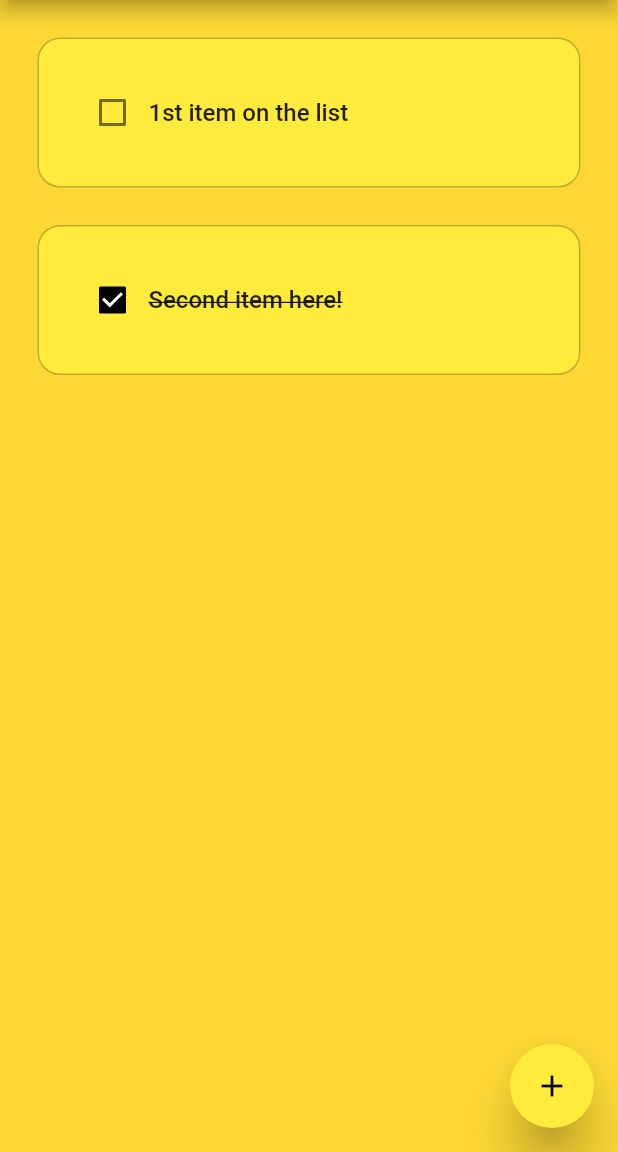
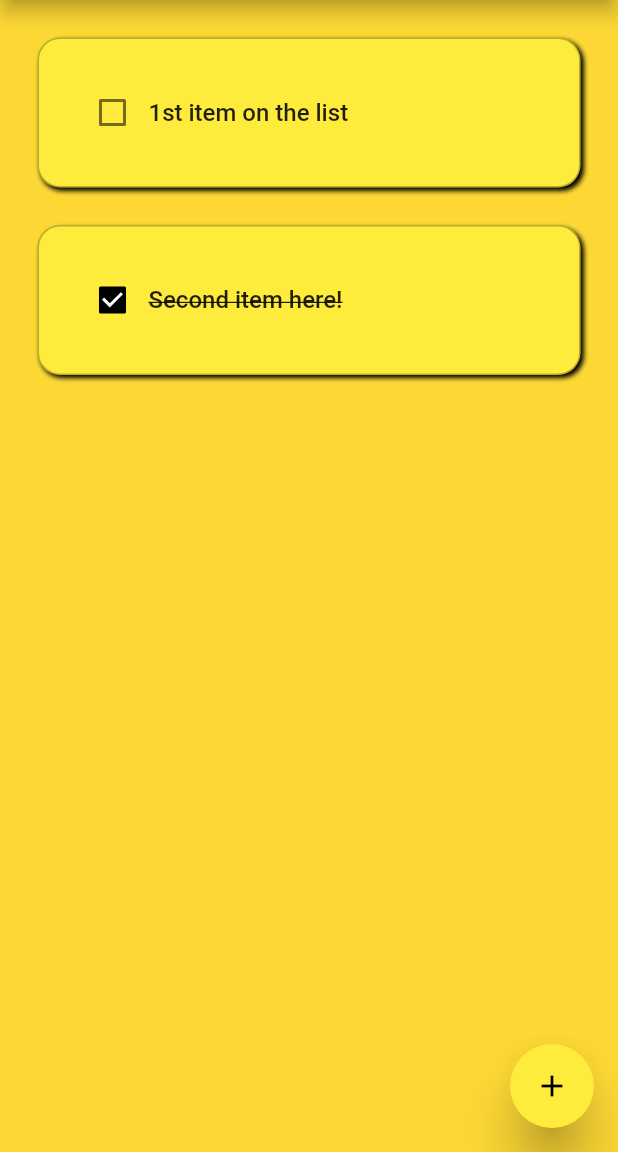
Before and after one commit to itsMike05/To-Do-Flutter, a Flutter app: the screen it shows after launch, on a phone screen of 412 x 824 dp, the part 84-1236 px from its top. Run offline on Flutter 3.47's test engine with Material 2 defaults, Android fonts, the phone set to English and light mode, and no system bars; drawn by our look-alikes of flutter_slidable; our stand-ins replace fluttertoast, hive_flutter; accounts and stored records are empty.

Commit message:
Added some shadows to the todo_item

```diff
--- a/lib/util/todo_item.dart
+++ b/lib/util/todo_item.dart
@@ -36,7 +36,15 @@ class ToDoItem extends StatelessWidget {
           decoration: BoxDecoration(
               color: Colors.yellow,
               borderRadius: BorderRadius.circular(15),
-              border: Border.all(color: Colors.black26)),
+              border: Border.all(color: Colors.black26),
+              boxShadow: const [
+                BoxShadow(
+                  color: Colors.black,
+                  blurRadius: 2.0,
+                  spreadRadius: 0.0,
+                  offset: Offset(2.0, 2.0), // Bottom right shadow direction
+                )
+              ]),
           child: Row(
             children: [
               // Checkbox
```
